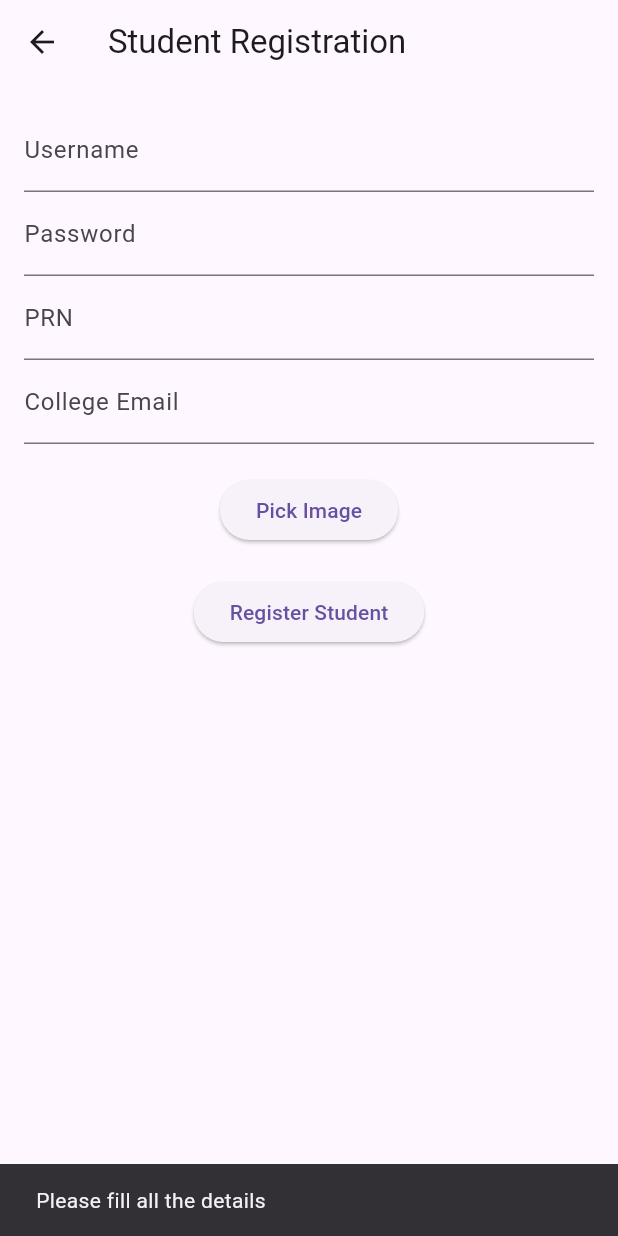
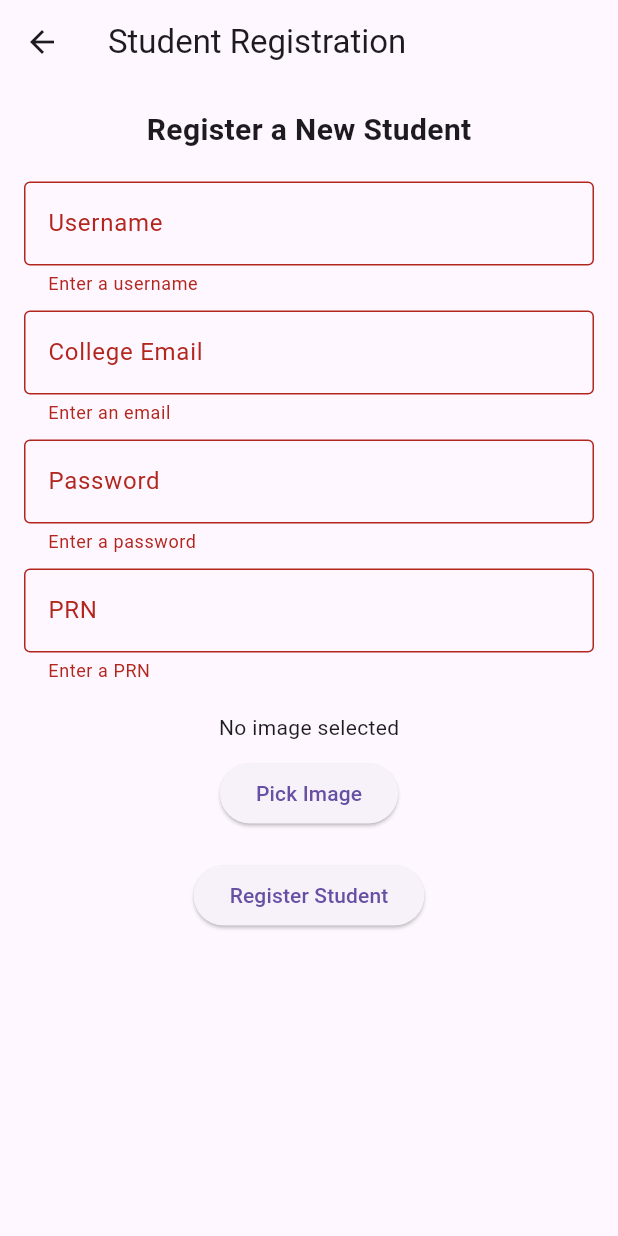
Before and after one commit to jadhavswapnil01/Flutter_Attendance, a Flutter app: the StudentRegister screen opened directly, after a tap on "Register Student", on a phone screen of 412 x 824 dp. Run offline on Flutter 3.47's test engine with Material 3 defaults, Android fonts, the phone set to English and light mode, and no system bars; our stand-ins replace image_picker, sqflite; accounts and stored records are empty.

Commit message:
added uuid storing locally as well as in laptop's mysql, improved UI of student register, added button to test local data storage

```diff
--- /dev/null
+++ b/lib/helpers/database_helper.dart
@@ -0,0 +1,126 @@
+import 'package:sqflite/sqflite.dart';
+import 'package:path/path.dart';
+import 'package:flutter/material.dart';
+
+class DatabaseHelper {
+  static Database? _database;
+
+  // Initialize the database
+  static Future<void> initDatabase() async {
+    if (_database != null) return;
+
+    try {
+      // Get the database path
+      String dbPath = await getDatabasesPath();
+      String path = join(dbPath, 'students.db');
+
+      // Open the database and create the students table
+      _database = await openDatabase(
+        path,
+        version: 1,
+        onCreate: (db, version) async {
+          await db.execute('''
+            CREATE TABLE students (
+              id INTEGER PRIMARY KEY AUTOINCREMENT,
+              username TEXT NOT NULL,
+              prn TEXT NOT NULL,
+              email TEXT NOT NULL,
+              uuid TEXT NOT NULL
+            )
+          ''');
+        },
+      );
+      debugPrint("Database initialized at $path");
+    } catch (e) {
+      debugPrint("Error initializing database: $e");
+    }
+  }
+
+  // Insert a new student into the database
+  // Modify saveStudent method in database_helper.dart
+static Future<void> saveStudent(Map<String, String> studentData) async {
+  if (_database == null) await initDatabase();
+
+  try {
+    await _database?.insert(
+      'students',
+      studentData, // Directly use the passed map
+      conflictAlgorithm: ConflictAlgorithm.replace,
+    );
+    debugPrint("Student ${studentData['username']} inserted successfully.");
+  } catch (e) {
+    debugPrint("Error saving student: $e");
+  }
+}
+
+
+  // Fetch all students from the database
+  static Future<List<Map<String, dynamic>>> fetchAllStudents() async {
+    if (_database == null) await initDatabase();
+
+    try {
+      return await _database!.query('students');
+    } catch (e) {
+      debugPrint("Error fetching students: $e");
+      return [];
+    }
+  }
+
+  // Fetch a student by ID
+  static Future<Map<String, dynamic>?> fetchStudentById(int id) async {
+    if (_database == null) await initDatabase();
+
+    try {
+      final List<Map<String, dynamic>> result =
+          await _database!.query('students', where: 'id = ?', whereArgs: [id]);
+      return result.isNotEmpty ? result.first : null;
+    } catch (e) {
+      debugPrint("Error fetching student by ID: $e");
+      return null;
+    }
+  }
+
+  // Update student details
+  static Future<void> updateStudent({
+    required int id,
+    required String username,
+    required String prn,
+    required String email,
+    required String uuid,
+  }) async {
+    if (_database == null) await initDatabase();
+
+    try {
+      await _database!.update(
+        'students',
+        {
+          'username': username,
+          'prn': prn,
+          'email': email,
+          'uuid': uuid,
+        },
+        where: 'id = ?',
+        whereArgs: [id],
+      );
+      debugPrint("Student with ID $id updated successfully.");
+    } catch (e) {
+      debugPrint("Error updating student: $e");
+    }
+  }
+
+  // Delete a student from the database
+  static Future<void> deleteStudent(int id) async {
+    if (_database == null) await initDatabase();
+
+    try {
+      await _database!.delete(
+        'students',
+        where: 'id = ?',
+        whereArgs: [id],
+      );
+      debugPrint("Student with ID $id deleted successfully.");
+    } catch (e) {
+      debugPrint("Error deleting student: $e");
+    }
+  }
+}
--- a/lib/screens/student_register.dart
+++ b/lib/screens/student_register.dart
@@ -2,23 +2,27 @@ import 'dart:io';
 import 'package:flutter/material.dart';
 import 'package:image_picker/image_picker.dart';
 import 'package:http/http.dart' as http;
+import 'package:uuid/uuid.dart';
+import '../helpers/database_helper.dart'; // Ensure this path matches your project structure
 
 class StudentRegister extends StatefulWidget {
-  const StudentRegister({super.key});
+  const StudentRegister({Key? key}) : super(key: key);
 
   @override
-  _StudentRegisterState createState() => _StudentRegisterState();
+  State<StudentRegister> createState() => _StudentRegisterState();
 }
 
 class _StudentRegisterState extends State<StudentRegister> {
+  final _formKey = GlobalKey<FormState>();
   final _usernameController = TextEditingController();
+  final _emailController = TextEditingController();
   final _passwordController = TextEditingController();
   final _prnController = TextEditingController();
-  final _emailController = TextEditingController();
   File? _image;
   final ImagePicker _picker = ImagePicker();
+  bool _isLoading = false;
+  final Uuid uuid = Uuid();
 
-  // Function to pick image from gallery
   Future<void> _pickImage() async {
     final pickedFile = await _picker.pickImage(source: ImageSource.gallery);
     if (pickedFile != null) {
@@ -28,50 +32,63 @@ class _StudentRegisterState extends State<StudentRegister> {
     }
   }
 
-  // Function to send data and image to the server
   Future<void> _registerStudent() async {
+    if (_formKey.currentState!.validate()) {
       if (_image == null) {
-      setState(() {
         ScaffoldMessenger.of(context).showSnackBar(
-          SnackBar(content: Text("Please fill all the details")),
+          const SnackBar(content: Text('Please select an image')),
         );
-      });
         return;
       }
+      setState(() {
+        _isLoading = true;
+      });
 
-    final uri = Uri.parse('https://703f-106-79-192-174.ngrok-free.app/attendance_api/student_register.php');
+      final String studentUuid = uuid.v4();
+      final uri = Uri.parse(
+          'https://df94-2402-8100-39cc-ba4b-899a-2eea-5b66-b943.ngrok-free.app/attendance_api/student_register.php');
       var request = http.MultipartRequest('POST', uri)
         ..fields['username'] = _usernameController.text
         ..fields['password'] = _passwordController.text
         ..fields['prn'] = _prnController.text
         ..fields['email'] = _emailController.text
-    // Attach the image file
+        ..fields['uuid'] = studentUuid
         ..files.add(await http.MultipartFile.fromPath('image', _image!.path));
 
-      _usernameController.text= "";
-      _passwordController.text="";
-      _prnController.text="";
-      _emailController.text="";
-      _image=null;
       try {
         var response = await request.send();
         if (response.statusCode == 200) {
-        // Parse response to check for successful registration
+          // Save the student data locally using DatabaseHelper
+          await DatabaseHelper.saveStudent({
+            'username': _usernameController.text,
+            'prn': _prnController.text,
+            'email': _emailController.text,
+            'uuid': studentUuid,
+          });
+
           setState(() {
+            _usernameController.clear();
+            _passwordController.clear();
+            _prnController.clear();
+            _emailController.clear();
+            _image = null;
+          });
+
           ScaffoldMessenger.of(context).showSnackBar(
-          SnackBar(content: Text("Student registered successfully!")),
+            const SnackBar(content: Text('Student registered successfully!')),
           );
-      });
         } else {
-       // Handle registration error
+          ScaffoldMessenger.of(context).showSnackBar(
+            const SnackBar(content: Text('Failed to register student.')),
+          );
+        }
+      } catch (e) {
+        debugPrint('Error: $e');
+      } finally {
         setState(() {
-        ScaffoldMessenger.of(context).showSnackBar(
-          SnackBar(content: Text("Failed to register student. Try again.")),
-        );
+          _isLoading = false;
         });
       }
-    } catch (e) {
-      print('Error: $e');
     }
   }
 
@@ -79,40 +96,98 @@ class _StudentRegisterState extends State<StudentRegister> {
   Widget build(BuildContext context) {
     return Scaffold(
       appBar: AppBar(
-        title: Text('Student Registration'),
+        title: const Text('Student Registration'),
       ),
-      body: Padding(
+      body: SingleChildScrollView(
+        child: Padding(
           padding: const EdgeInsets.all(16.0),
+          child: Form(
+            key: _formKey,
             child: Column(
               children: [
-            TextField(
+                const Text(
+                  'Register a New Student',
+                  style: TextStyle(fontSize: 20, fontWeight: FontWeight.bold),
+                ),
+                const SizedBox(height: 20),
+                TextFormField(
                   controller: _usernameController,
-              decoration: InputDecoration(labelText: 'Username'),
+                  decoration: const InputDecoration(
+                    labelText: 'Username',
+                    border: OutlineInputBorder(),
                   ),
-            TextField(
+                  validator: (value) =>
+                      value!.isEmpty ? 'Enter a username' : null,
+                ),
+                const SizedBox(height: 10),
+                TextFormField(
+                  controller: _emailController,
+                  decoration: const InputDecoration(
+                    labelText: 'College Email',
+                    border: OutlineInputBorder(),
+                  ),
+                  validator: (value) {
+                    if (value == null || value.isEmpty) {
+                      return 'Enter an email';
+                    }
+                    if (!RegExp(r'^[\w-\.]+@([\w-]+\.)+[\w-]{2,4}$')
+                        .hasMatch(value)) {
+                      return 'Enter a valid email';
+                    }
+                    return null;
+                  },
+                ),
+                const SizedBox(height: 10),
+                TextFormField(
                   controller: _passwordController,
-              decoration: InputDecoration(labelText: 'Password'),
+                  decoration: const InputDecoration(
+                    labelText: 'Password',
+                    border: OutlineInputBorder(),
+                  ),
                   obscureText: true,
+                  validator: (value) =>
+                      value!.isEmpty ? 'Enter a password' : null,
                 ),
-            TextField(
+                const SizedBox(height: 10),
+                TextFormField(
                   controller: _prnController,
-              decoration: InputDecoration(labelText: 'PRN'),
+                  decoration: const InputDecoration(
+                    labelText: 'PRN',
+                    border: OutlineInputBorder(),
                   ),
-            TextField(
-              controller: _emailController,
-              decoration: InputDecoration(labelText: 'College Email'),
+                  validator: (value) =>
+                      value!.isEmpty ? 'Enter a PRN' : null,
                 ),
-            SizedBox(height: 20),
+                const SizedBox(height: 20),
+                _image != null
+                    ? Column(
+                        children: [
+                          const Text('Selected Image:'),
+                          const SizedBox(height: 10),
+                          Image.file(
+                            _image!,
+                            height: 150,
+                            width: 150,
+                            fit: BoxFit.cover,
+                          ),
+                        ],
+                      )
+                    : const Text('No image selected'),
+                const SizedBox(height: 10),
                 ElevatedButton(
                   onPressed: _pickImage,
-              child: Text('Pick Image'),
+                  child: const Text('Pick Image'),
                 ),
-            SizedBox(height: 20),
+                const SizedBox(height: 20),
                 ElevatedButton(
-              onPressed: _registerStudent,
-              child: Text('Register Student'),
+                  onPressed: _isLoading ? null : _registerStudent,
+                  child: _isLoading
+                      ? const CircularProgressIndicator()
+                      : const Text('Register Student'),
                 ),
               ],
+            ),
+          ),
         ),
       ),
     );
```
Also changed, not shown: lib/main.dart (+132 -21 lines). Lines whose indentation alone changed are shown as unchanged.
